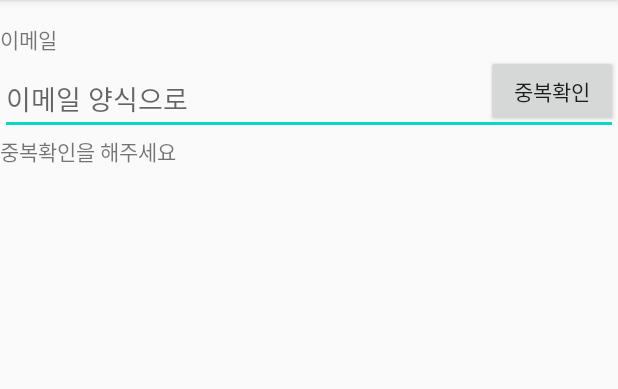
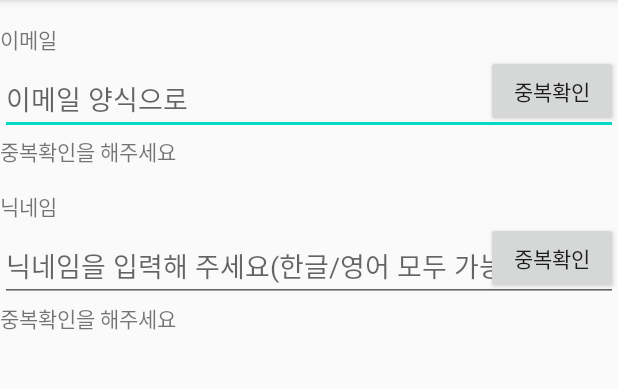
Before and after one commit to nagasee0526/APIPractice_200613, an Android app: the SignUpActivity screen opened directly, with no data from a screen before it, after a tap on "중복확인", on a phone screen of 412 x 824 dp, the part 84-473 px from its top. Run offline under Robolectric (Android 15) with nearby library versions, the phone set to English and light mode, and no system bars.

Commit message:
닉네임 변경확인 - edit 텍스트 변경시 문구 변화

```diff
--- a/app/src/main/java/com/ubis/apipractice_200613/LoginActivity.kt
+++ b/app/src/main/java/com/ubis/apipractice_200613/LoginActivity.kt
@@ -23,7 +23,7 @@ class LoginActivity : baseActivity() {
 
     override fun setEvents() {
 
-        loginBtn.setOnClickListener {
+        signUpBtn.setOnClickListener {
 
             val myIntent = Intent(mContext, SignUpActivity::class.java)
             startActivity(myIntent)
--- a/app/src/main/java/com/ubis/apipractice_200613/utils/ServerUtils.kt
+++ b/app/src/main/java/com/ubis/apipractice_200613/utils/ServerUtils.kt
@@ -3,6 +3,7 @@ package com.ubis.apipractice_200613.utils
 import android.content.Context
 import android.util.Log
 import okhttp3.*
+import okhttp3.HttpUrl.Companion.toHttpUrlOrNull
 import org.json.JSONObject
 import java.io.IOException
 import java.sql.ClientInfoStatus
@@ -14,6 +15,46 @@ class ServerUtils {
     companion object{
         // 어느서버로 가야하는지 적어두는 변수
         val BASE_URL = "http://15.165.177.142"
+
+         fun getRequestDuplicationCheck(context: Context, CheckType : String, inputVal : String, handler: jsonResponceHandler?){
+             val client = OkHttpClient()
+
+             //get방식은 어디로 갈지 주소 + 어떤데이터를 보낼지 같이 표시됨
+             // 주소만들때 데이터첨부까지 같이 진행
+             val urlbuilder = "${BASE_URL}/user_check".toHttpUrlOrNull()!!.newBuilder()
+             //만든 주소 변수에 파라미터를 첨부 한다.
+             urlbuilder.addEncodedQueryParameter("type", CheckType)
+             urlbuilder.addEncodedQueryParameter("value", inputVal)
+
+             val urlString = urlbuilder.build().toString()
+             Log.d("완성된 주소", urlString)
+
+             // request를 만들어서 최종 데이터 전송
+             val request = Request.Builder()
+                 .url(urlString)
+                 .get()
+             // head() // 헤더를 요구하면 첨부
+                 .build()
+
+             client.newCall(request).enqueue(object : Callback{
+                 override fun onFailure(call: Call, e: IOException) {
+                     // 서버에 연결자체를 실패 했을때
+                 }
+
+                 override fun onResponse(call: Call, response: Response) {
+                     // 서버에서 응답을 잘 받아왔을경우
+                     //응답중에서 body를  String 로 저장
+                     val bodyString = response.body!!.string()
+                     //저장한 String을 JSONObject 형식으로 가공
+                     val json = JSONObject(bodyString)
+                     // 화면에 만들어낸  json변수를 전달
+                     //  Log.d("Json응답", json.toString())
+                     handler?.onResponce(json)
+                 }
+
+             })
+
+         }
 
         //서버에 로그인 요청해주는 함수
         // context / handler 는 필수로 넣어두자
--- a/app/src/main/res/layout/activity_sign_up.xml
+++ b/app/src/main/res/layout/activity_sign_up.xml
@@ -41,5 +41,36 @@
         android:text="중복확인을 해주세요"/>
 
 
+    <TextView
+        android:layout_width="wrap_content"
+        android:layout_height="wrap_content"
+        android:layout_marginTop="15dp"
+        android:text="닉네임"/>
+
+    <FrameLayout
+        android:layout_width="match_parent"
+        android:layout_height="wrap_content">
+
+        <EditText
+            android:id="@+id/nickNameEdt"
+            android:layout_width="match_parent"
+            android:layout_height="wrap_content"
+            android:layout_marginTop="5dp"
+            android:hint="닉네임을 입력해 주세요(한글/영어 모두 가능)"/>
+
+        <Button
+            android:id="@+id/nickNameCheckBtn"
+            android:layout_width="wrap_content"
+            android:layout_height="wrap_content"
+            android:layout_gravity="right"
+            android:text="중복확인"/>
+
+    </FrameLayout>
+
+    <TextView
+        android:id="@+id/nickNameCheckResultTxt"
+        android:layout_width="wrap_content"
+        android:layout_height="wrap_content"
+        android:text="중복확인을 해주세요"/>
 
 </LinearLayout>
```
Also changed, not shown: app/src/main/java/com/ubis/apipractice_200613/SignUpActivity.kt (+79 -0 lines).
